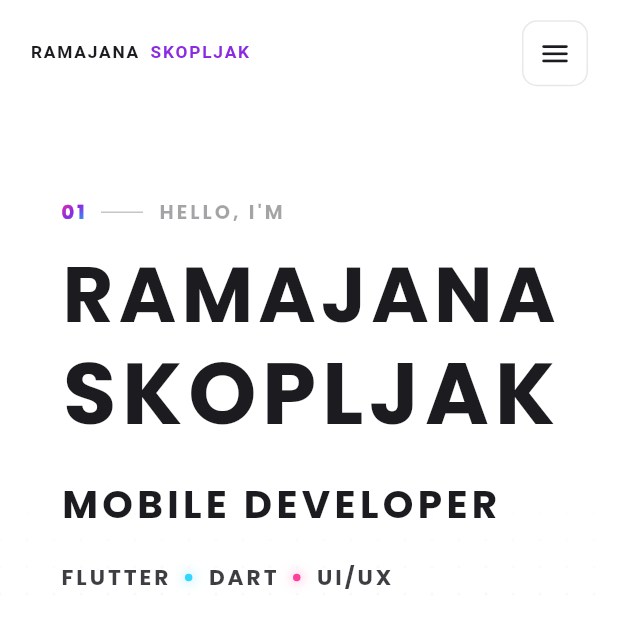
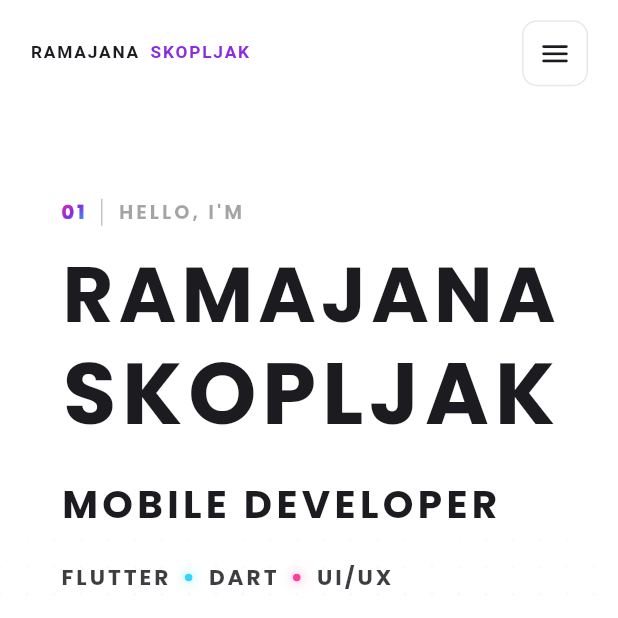
Before and after one commit to RamajanaSk/Portfolio-Website, a Flutter app: the screen it shows after launch, on a phone screen of 412 x 824 dp, the top half of it. Run offline on Flutter 3.47's test engine with Material 3 defaults, Android fonts, the phone set to English and light mode, and no system bars; our stand-ins replace flutter_animate, font_awesome_flutter, go_router, webview_flutter; missing offline and left inert: dart:html.

Commit message:
++
added Language and cleaner section

```diff
--- a/lib/core/widgets/bars/footer.dart
+++ b/lib/core/widgets/bars/footer.dart
@@ -44,7 +44,7 @@ class Footer extends StatelessWidget {
                         style: AppTextStyles.footerTitleText(context)),
                     const SizedBox(height: 10),
                     _navItem(context, context.l10n.home),
-                    _navItem(context, context.l10n.about),
+                    //_navItem(context, context.l10n.about),
                     _navItem(context, context.l10n.projects),
                     _navItem(context, context.l10n.contact),
                   ],
--- a/lib/core/widgets/text/eyebrow_text.dart
+++ b/lib/core/widgets/text/eyebrow_text.dart
@@ -32,10 +32,13 @@ class EyebrowText extends StatelessWidget {
         ),
         const SizedBox(width: 10),
         Container(
-          width: 28,
-          height: 1,
-          color: Theme.of(context).colorScheme.onSurface.withValues(alpha: .25),
-        ),
+  width: 1,
+  height: 18,
+  color: Theme.of(context)
+      .colorScheme
+      .onSurface
+      .withValues(alpha: .25),
+),
         const SizedBox(width: 10),
         Text(
           text,
--- a/lib/features/home/presentation/HomeScreen.dart
+++ b/lib/features/home/presentation/HomeScreen.dart
@@ -67,7 +67,9 @@ class _HomescreenState extends State<Homescreen> {
               onAboutMePressed: widget.onAboutMePressed,
             ),
             const HomeExpertiseSection(),
+            const NeonSectionDivider(),
             const FeaturedWorkAndTechnologiesSection(),
+            const NeonSectionDivider(),
             const HomeCTASection(),
             const NeonSectionDivider(),
             const Footer(),
--- a/lib/l10n/app_de.arb
+++ b/lib/l10n/app_de.arb
@@ -208,5 +208,7 @@
 
   "letsBuildSomething": "Lass uns etwas Sinnvolles schaffen",
 
-  "availableForOpportunities": "Offen für neue Möglichkeiten"
+  "availableForOpportunities": "Offen für neue Möglichkeiten",
+
+  "language": "Sprache"
 }
--- a/lib/l10n/app_en.arb
+++ b/lib/l10n/app_en.arb
@@ -209,7 +209,9 @@
 
   "letsBuildSomething": "Let's build something",
 
-  "availableForOpportunities": "Available for opportunities"
+  "availableForOpportunities": "Available for opportunities",
+
+  "language": "Language"
 
 
 }
```
Also changed, not shown: lib/core/widgets/animation/fade_slide_in.dart (added, +86 -0 lines).
